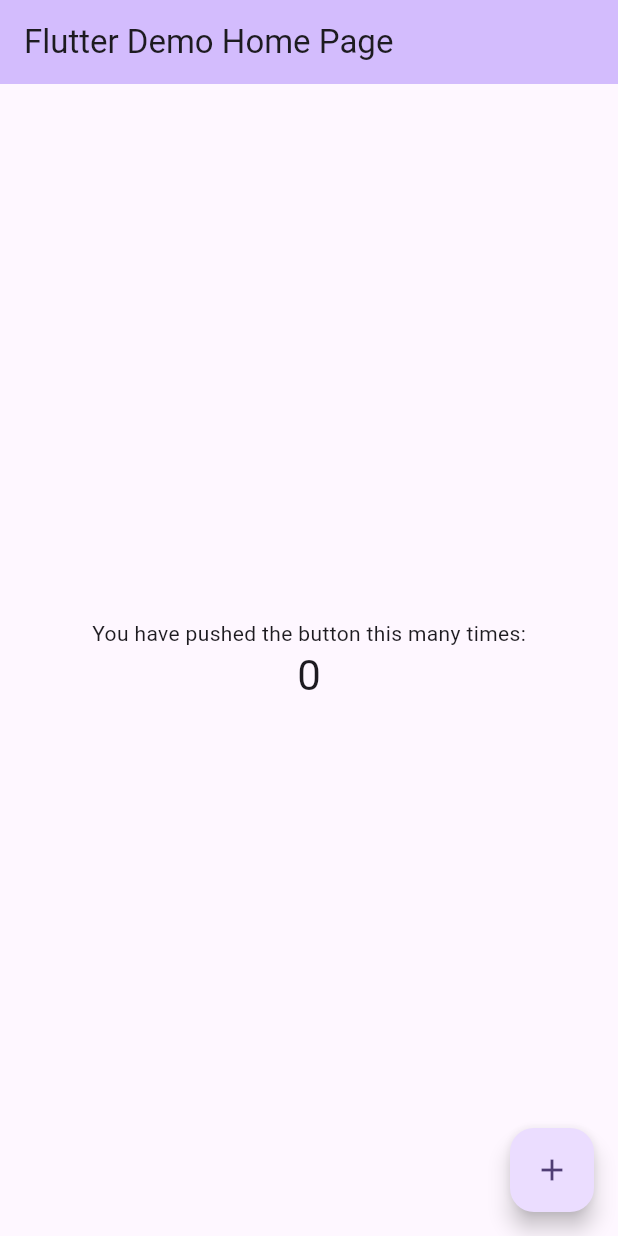
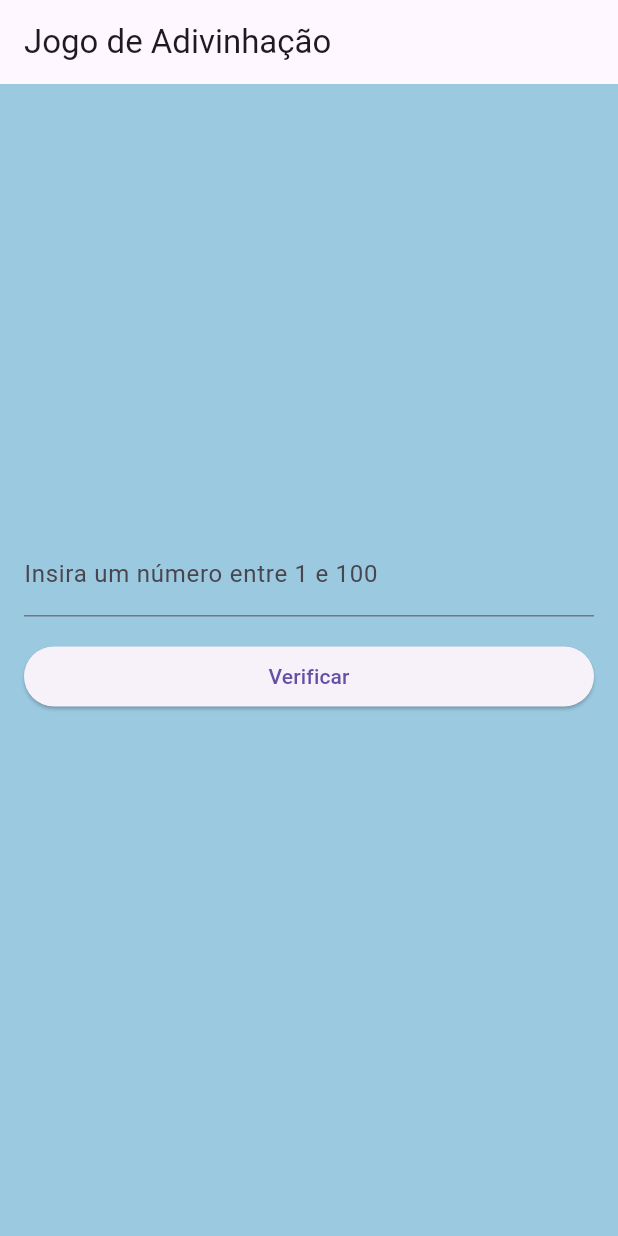
Before and after one commit to MuriloFiFer/Flutter---PDM, a Flutter app: the screen it shows after launch, on a phone screen of 412 x 824 dp. Run offline on Flutter 3.47's test engine with Material 3 defaults, Android fonts, the light colour scheme and no system bars.

Commit message:
15/02/24 jogo de adivinhação
necessario corrigir problema de limpar campo de texto ao terminar o jogo

```diff
--- a/jogo_adivinhacao/lib/main.dart
+++ b/jogo_adivinhacao/lib/main.dart
@@ -1,125 +1,134 @@
 import 'package:flutter/material.dart';
+import 'dart:math';
 
 void main() {
-  runApp(const MyApp());
+  runApp(AdivinhacaoApp());
 }
 
-class MyApp extends StatelessWidget {
-  const MyApp({super.key});
-
-  // This widget is the root of your application.
+class AdivinhacaoApp extends StatelessWidget {
   @override
   Widget build(BuildContext context) {
     return MaterialApp(
-      title: 'Flutter Demo',
-      theme: ThemeData(
-        // This is the theme of your application.
-        //
-        // TRY THIS: Try running your application with "flutter run". You'll see
-        // the application has a purple toolbar. Then, without quitting the app,
-        // try changing the seedColor in the colorScheme below to Colors.green
-        // and then invoke "hot reload" (save your changes or press the "hot
-        // reload" button in a Flutter-supported IDE, or press "r" if you used
-        // the command line to start the app).
-        //
-        // Notice that the counter didn't reset back to zero; the application
-        // state is not lost during the reload. To reset the state, use hot
-        // restart instead.
-        //
-        // This works for code too, not just values: Most code changes can be
-        // tested with just a hot reload.
-        colorScheme: ColorScheme.fromSeed(seedColor: Colors.deepPurple),
-        useMaterial3: true,
-      ),
-      home: const MyHomePage(title: 'Flutter Demo Home Page'),
+      home: Adivinhacao(),
     );
   }
 }
 
-class MyHomePage extends StatefulWidget {
-  const MyHomePage({super.key, required this.title});
+class Adivinhacao extends StatefulWidget {
+  @override
+  _AdivinhacaoState createState() => _AdivinhacaoState();
+}
 
-  // This widget is the home page of your application. It is stateful, meaning
-  // that it has a State object (defined below) that contains fields that affect
-  // how it looks.
-
-  // This class is the configuration for the state. It holds the values (in this
-  // case the title) provided by the parent (in this case the App widget) and
-  // used by the build method of the State. Fields in a Widget subclass are
-  // always marked "final".
-
-  final String title;
+class _AdivinhacaoState extends State<Adivinhacao> {
+  final TextEditingController _controllerNumero =
+      TextEditingController(); // Controlador para o campo de entrada de texto
+  String _resultado = ''; // Variável para armazenar o resultado da adivinhação
+  late int
+      _numeroAdivinhar; // Variável para armazenar o número a ser adivinhado
+  bool _adivinhou =
+      false; // Variável para controlar se o usuário já acertou o número ou não
+  int _tentativas = 0; // Variável para contar o número de tentativas
 
   @override
-  State<MyHomePage> createState() => _MyHomePageState();
-}
+  void initState() {
+    super.initState();
+    _iniciarJogo(); // Inicia o jogo quando o widget é inicializado
+  }
 
-class _MyHomePageState extends State<MyHomePage> {
-  int _counter = 0;
+  // Função para iniciar um novo jogo
+  void _iniciarJogo() {
+    final random = Random();
+    _numeroAdivinhar =
+        random.nextInt(100) + 1; // Gera um número aleatório entre 1 e 100
 
-  void _incrementCounter() {
+    _adivinhou = false; // Reseta o estado de adivinhação
+    _tentativas = 0; // Reseta o número de tentativas
     setState(() {
-      // This call to setState tells the Flutter framework that something has
-      // changed in this State, which causes it to rerun the build method below
-      // so that the display can reflect the updated values. If we changed
-      // _counter without calling setState(), then the build method would not be
-      // called again, and so nothing would appear to happen.
-      _counter++;
+      _resultado = ''; // Reseta o resultado
     });
+  }
+
+  // Função para verificar se o número inserido pelo usuário é correto
+  void _verificarAdivinhacao() {
+    final int? numero = int.tryParse(_controllerNumero.text);
+    //verificação de "numero" digitado pelo usuario para ser inteiro ou nulo
+    //se int o codigo incrementa a tentativa e segue com a logica se não pede para digitar novamente;
+    if (numero != null) {
+      _tentativas++; // Incrementa o número de tentativas
+      //logica para verificar o numero digitado pelo usuario
+      //se "numero" = "_numeroAdivinhar"  logo  "_adivinhou" = "true" , assim encerra a logica;
+      if (numero == _numeroAdivinhar) {
+        setState(() {
+          _adivinhou = true;
+          _resultado =
+              'Parabéns! Você adivinhou o número $_numeroAdivinhar em $_tentativas tentativas!'; // Mostra a mensagem de acerto
+        });
+      } else if (numero < _numeroAdivinhar) {
+        setState(() {
+          _resultado =
+              'Tente um número maior'; // Mostra a mensagem para tentar um número maior
+        });
+      } else {
+        setState(() {
+          _resultado =
+              'Tente um número menor'; // Mostra a mensagem para tentar um número menor
+        });
+      }
+    } else {
+      setState(() {
+        _resultado =
+            'Por favor, insira um número válido'; // Mensagem de erro para entrada inválida
+      });
+    }
+
+    //logica para limpar o o campo de entrada do usuario (labelText)
+    if (!_adivinhou) {
+      _controllerNumero
+          .clear(); // Limpa o campo de entrada se o usuário não tiver adivinhado corretamente
+    }
   }
 
   @override
   Widget build(BuildContext context) {
-    // This method is rerun every time setState is called, for instance as done
-    // by the _incrementCounter method above.
-    //
-    // The Flutter framework has been optimized to make rerunning build methods
-    // fast, so that you can just rebuild anything that needs updating rather
-    // than having to individually change instances of widgets.
     return Scaffold(
       appBar: AppBar(
-        // TRY THIS: Try changing the color here to a specific color (to
-        // Colors.amber, perhaps?) and trigger a hot reload to see the AppBar
-        // change color while the other colors stay the same.
-        backgroundColor: Theme.of(context).colorScheme.inversePrimary,
-        // Here we take the value from the MyHomePage object that was created by
-        // the App.build method, and use it to set our appbar title.
-        title: Text(widget.title),
+        title: Text('Jogo de Adivinhação'), //campo do titulo
       ),
-      body: Center(
-        // Center is a layout widget. It takes a single child and positions it
-        // in the middle of the parent.
+      backgroundColor:
+          const Color.fromARGB(255, 154, 201, 224), // Definindo a cor de fundo
+      body: Padding(
+        padding: const EdgeInsets.all(16.0),
         child: Column(
-          // Column is also a layout widget. It takes a list of children and
-          // arranges them vertically. By default, it sizes itself to fit its
-          // children horizontally, and tries to be as tall as its parent.
-          //
-          // Column has various properties to control how it sizes itself and
-          // how it positions its children. Here we use mainAxisAlignment to
-          // center the children vertically; the main axis here is the vertical
-          // axis because Columns are vertical (the cross axis would be
-          // horizontal).
-          //
-          // TRY THIS: Invoke "debug painting" (choose the "Toggle Debug Paint"
-          // action in the IDE, or press "p" in the console), to see the
-          // wireframe for each widget.
           mainAxisAlignment: MainAxisAlignment.center,
-          children: <Widget>[
-            const Text(
-              'You have pushed the button this many times:',
+          crossAxisAlignment: CrossAxisAlignment.stretch,
+          children: [
+            TextField(
+              controller: _controllerNumero,
+              keyboardType: TextInputType.number,
+              decoration:
+                  InputDecoration(labelText: 'Insira um número entre 1 e 100'),
             ),
+            SizedBox(height: 16.0),
+            ElevatedButton(
+              onPressed: _adivinhou ? _iniciarJogo : _verificarAdivinhacao,
+              child: Text(_adivinhou ? 'Iniciar Novamente' : 'Verificar'),
+            ),
+            SizedBox(height: 16.0),
             Text(
-              '$_counter',
-              style: Theme.of(context).textTheme.headlineMedium,
+              _resultado,
+              textAlign: TextAlign.center,
+              style: TextStyle(fontSize: 18.0, fontWeight: FontWeight.bold),
             ),
+            SizedBox(height: 8.0),
+            if (_tentativas > 0)
+              Text(
+                'Tentativas: $_tentativas',
+                textAlign: TextAlign.center,
+                style: TextStyle(fontSize: 16.0),
+              ),
           ],
         ),
       ),
-      floatingActionButton: FloatingActionButton(
-        onPressed: _incrementCounter,
-        tooltip: 'Increment',
-        child: const Icon(Icons.add),
-      ), // This trailing comma makes auto-formatting nicer for build methods.
     );
   }
 }
```
